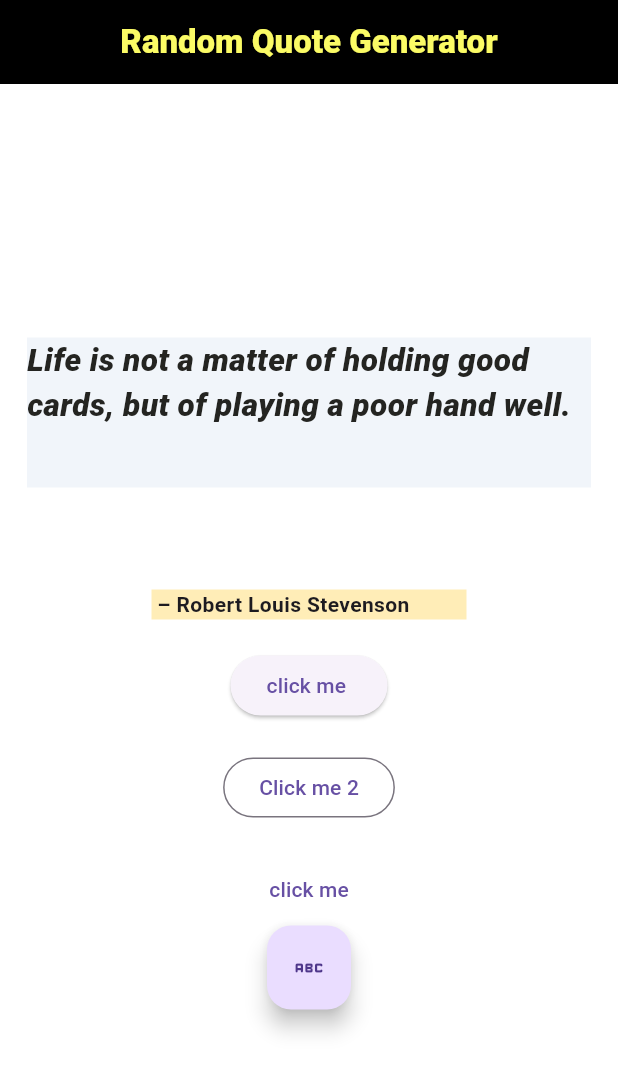
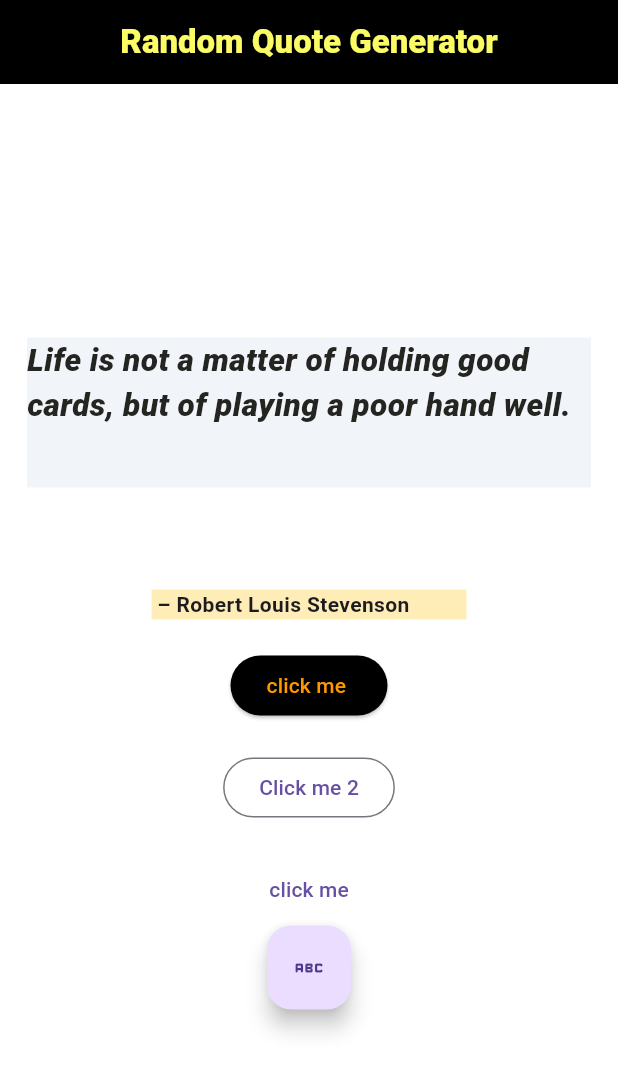
Before and after one commit to Aalokkumar0/random_quota_generator_app, a Flutter app: the screen it shows after launch, on a phone screen of 412 x 824 dp. Shown: the top 1072 px of the screen. Run offline on Flutter 3.47's test engine with Material 3 defaults, Android fonts, the phone set to English and light mode, and no system bars; our stand-ins replace logger.

Commit message:
Update and modify QuoteScreen button styles

```diff
--- a/random_quota_generator_app4/lib/screen/quote_screen.dart
+++ b/random_quota_generator_app4/lib/screen/quote_screen.dart
@@ -60,6 +60,10 @@ class _QuoteScreenState extends State<QuoteScreen> {
           ),
           SizedBox(height: 20),
           ElevatedButton(
+            style: ElevatedButton.styleFrom(
+              backgroundColor: Colors.black,
+              foregroundColor: Colors.orange,
+            ),
             onPressed: () {
               Logger().d("-------------Elevated button clicked-------------");
             },
--- a/random_quota_generator_app4/pubspec.yaml
+++ b/random_quota_generator_app4/pubspec.yaml
@@ -30,11 +30,11 @@ environment:
 dependencies:
   flutter:
     sdk: flutter
+  logger: ^2.0.2
 
   # The following adds the Cupertino Icons font to your application.
   # Use with the CupertinoIcons class for iOS style icons.
   cupertino_icons: ^1.0.8
-  logger: ^2.6.2
 
 dev_dependencies:
   flutter_test:
```
